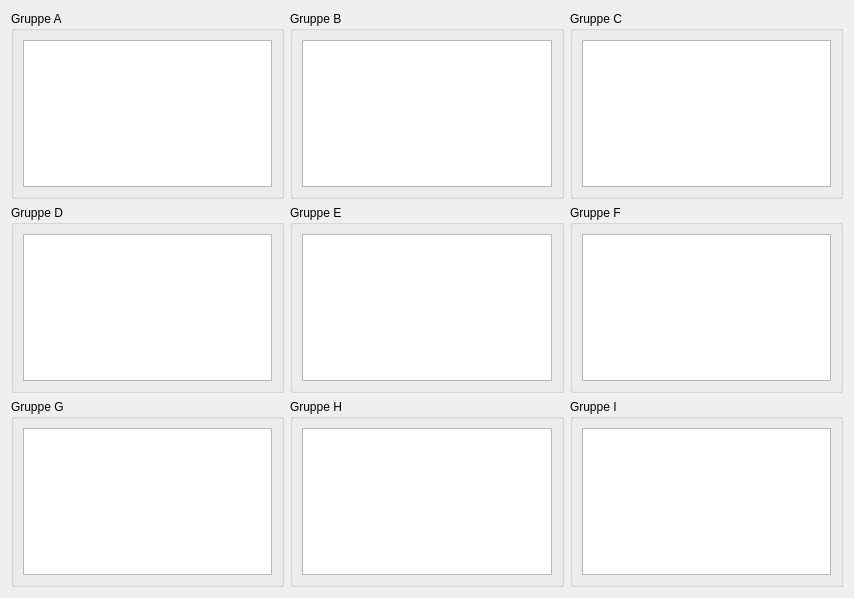
Before: the Qt Designer form src/planer/viewdivisions.ui in Birnbaua/Volleyball, drawn with Qt 5.
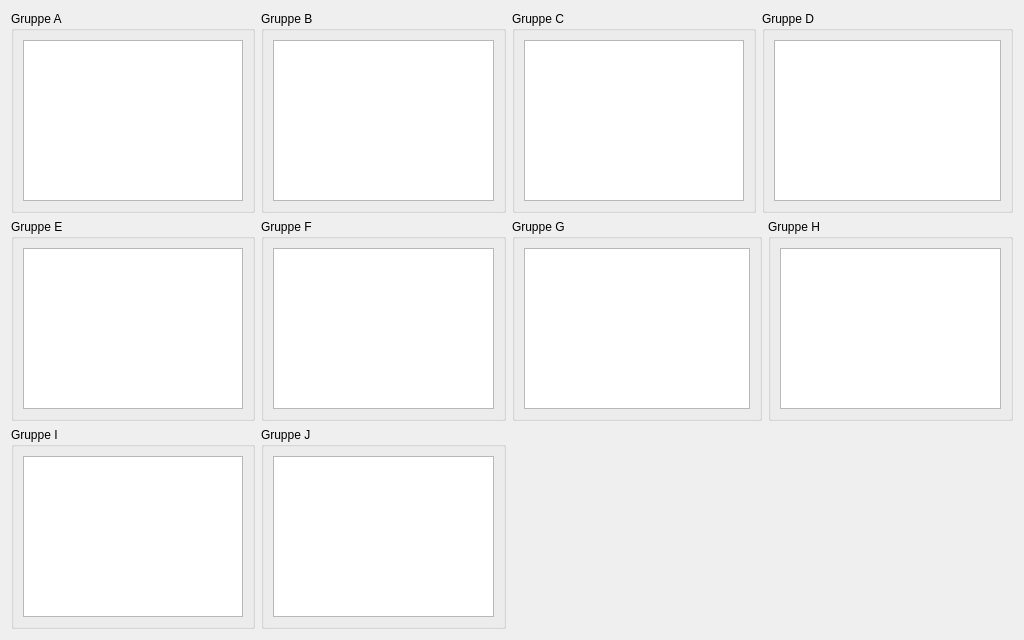
After: the same form once the commit is applied.

```diff
--- a/src/planer/viewdivisions.ui
+++ b/src/planer/viewdivisions.ui
@@ -9,14 +9,14 @@
    <rect>
     <x>0</x>
     <y>0</y>
-    <width>854</width>
-    <height>598</height>
+    <width>1024</width>
+    <height>640</height>
    </rect>
   </property>
   <property name="windowTitle">
    <string>Dialog</string>
   </property>
-  <layout class="QGridLayout" name="gridLayout_10">
+  <layout class="QGridLayout" name="gridLayout_11">
    <item row="0" column="0">
     <widget class="QGroupBox" name="groupBoxA">
      <property name="title">
@@ -60,7 +60,7 @@
      </layout>
     </widget>
    </item>
-   <item row="1" column="0">
+   <item row="0" column="3" colspan="2">
     <widget class="QGroupBox" name="groupBoxD">
      <property name="title">
       <string>Gruppe D</string>
@@ -72,7 +72,7 @@
      </layout>
     </widget>
    </item>
-   <item row="1" column="1">
+   <item row="1" column="0">
     <widget class="QGroupBox" name="groupBoxE">
      <property name="title">
       <string>Gruppe E</string>
@@ -84,7 +84,7 @@
      </layout>
     </widget>
    </item>
-   <item row="1" column="2">
+   <item row="1" column="1">
     <widget class="QGroupBox" name="groupBoxF">
      <property name="title">
       <string>Gruppe F</string>
@@ -96,7 +96,7 @@
      </layout>
     </widget>
    </item>
-   <item row="2" column="0">
+   <item row="1" column="2" colspan="2">
     <widget class="QGroupBox" name="groupBoxG">
      <property name="title">
       <string>Gruppe G</string>
@@ -108,7 +108,7 @@
      </layout>
     </widget>
    </item>
-   <item row="2" column="1">
+   <item row="1" column="4">
     <widget class="QGroupBox" name="groupBoxH">
      <property name="title">
       <string>Gruppe H</string>
@@ -120,7 +120,7 @@
      </layout>
     </widget>
    </item>
-   <item row="2" column="2">
+   <item row="2" column="0">
     <widget class="QGroupBox" name="groupBoxI">
      <property name="title">
       <string>Gruppe I</string>
@@ -132,6 +132,18 @@
      </layout>
     </widget>
    </item>
+   <item row="2" column="1">
+    <widget class="QGroupBox" name="groupBoxJ">
+     <property name="title">
+      <string>Gruppe J</string>
+     </property>
+     <layout class="QGridLayout" name="gridLayout_10">
+      <item row="0" column="0">
+       <widget class="QTableView" name="tableViewJ"/>
+      </item>
+     </layout>
+    </widget>
+   </item>
   </layout>
  </widget>
  <resources/>
```
